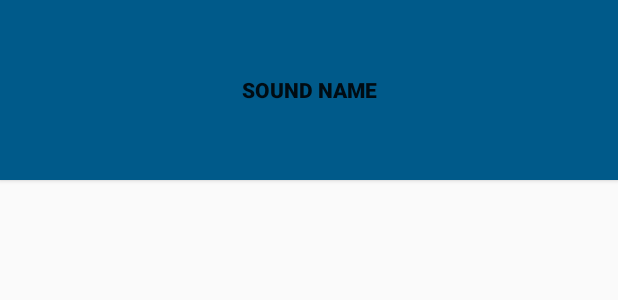
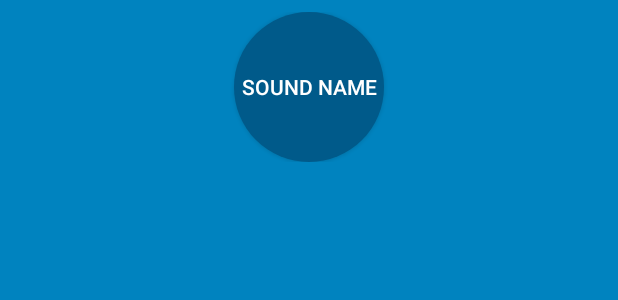
Before and after one commit to Yoursnake/AndroidProjects, an Android app: the layout list_item_sound.xml on its own in the app's theme, with its tools: preview values and no code run, on a phone screen of 412 x 824 dp. Shown: the top 300 px of the screen. Run offline under Robolectric (Android 15) with nearby library versions, the phone set to English and light mode, and no system bars.

Commit message:
Beat Box Style and Theme

```diff
--- /dev/null
+++ b/BeatBox/app/src/main/res/drawable/button_beat_box.xml
@@ -0,0 +1,8 @@
+<?xml version="1.0" encoding="utf-8"?>
+<selector xmlns:android="http://schemas.android.com/apk/res/android">
+
+    <item android:drawable="@drawable/button_beat_box_pressed"
+          android:state_pressed="true"/>
+    <item android:drawable="@drawable/button_beat_box_normal"/>
+
+</selector>
--- /dev/null
+++ b/BeatBox/app/src/main/res/drawable/button_beat_box_normal.xml
@@ -0,0 +1,9 @@
+<?xml version="1.0" encoding="utf-8"?>
+<shape xmlns:android="http://schemas.android.com/apk/res/android"
+    android:shape="oval"
+    >
+
+    <solid
+        android:color="@color/dark_blue"/>
+
+</shape>
--- /dev/null
+++ b/BeatBox/app/src/main/res/drawable/button_beat_box_pressed.xml
@@ -0,0 +1,9 @@
+<?xml version="1.0" encoding="utf-8"?>
+<shape xmlns:android="http://schemas.android.com/apk/res/android"
+    android:shape="oval"
+    >
+
+    <solid
+        android:color="@color/red"/>
+
+</shape>
--- a/BeatBox/app/src/main/res/layout/list_item_sound.xml
+++ b/BeatBox/app/src/main/res/layout/list_item_sound.xml
@@ -1,12 +1,17 @@
 <?xml version="1.0" encoding="utf-8"?>
-<Button
-    android:id="@+id/list_item_sound_button"
+<FrameLayout
+    android:layout_margin="8dp"
     xmlns:android="http://schemas.android.com/apk/res/android"
-    style="@style/BeatBoxButton.Strong"
     android:layout_width="match_parent"
-    android:layout_height="120dp"
-    xmlns:tools="http://schemas.android.com/tools"
-    tools:text="Sound Name"
-    >
+    android:layout_height="wrap_content"
+    xmlns:tools="http://schemas.android.com/tools">
 
-</Button>
+    <Button
+        android:id="@+id/list_item_sound_button"
+        android:layout_width="100dp"
+        android:layout_height="100dp"
+        tools:text="Sound Name"
+        android:layout_gravity="center"
+        />
+
+</FrameLayout>
--- a/BeatBox/app/src/main/res/values/styles.xml
+++ b/BeatBox/app/src/main/res/values/styles.xml
@@ -1,19 +1,22 @@
 <resources>
 
     <!-- Base application theme. -->
-    <style name="AppTheme" parent="Theme.AppCompat.DayNight.DarkActionBar">
+    <style name="AppTheme" parent="Theme.AppCompat">
         <!-- Customize your theme here. -->
-        <item name="colorPrimary">@color/colorPrimary</item>
-        <item name="colorPrimaryDark">@color/colorPrimaryDark</item>
+        <item name="colorPrimary">@color/red</item>
+        <item name="colorPrimaryDark">@color/dark_red</item>
         <item name="colorAccent">@color/colorAccent</item>
+
+        <item name="android:colorBackground">@color/soothing_blue</item>
+        <item name="android:buttonStyle">@style/BeatBoxButton2</item>
     </style>
 
-    <style name="BeatBoxButton">
+    <style name="BeatBoxButton" parent="android:style/Widget.Holo.Button">
         <item name="android:background">@color/dark_blue</item>
     </style>
 
-    <style name="BeatBoxButton.Strong">
-        <item name="android:textStyle">bold</item>
+    <style name="BeatBoxButton2" parent="android:style/Widget.Material.Button">
+        <item name="android:background">@drawable/button_beat_box</item>
     </style>
 
 </resources>
```
